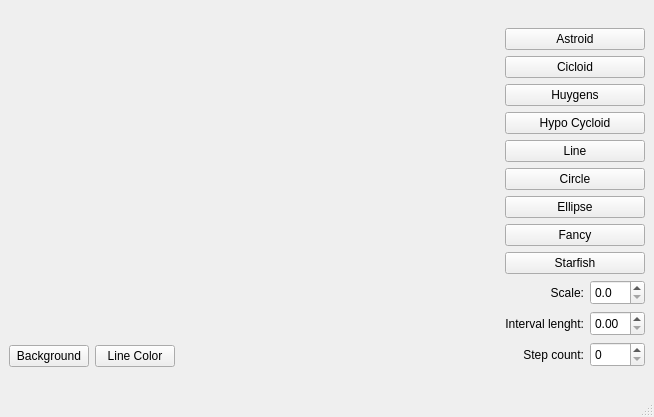
This is mainwindow.ui in jetfire13/QtCurves-learning- as Qt 5 draws it before an edit. The edited form follows.
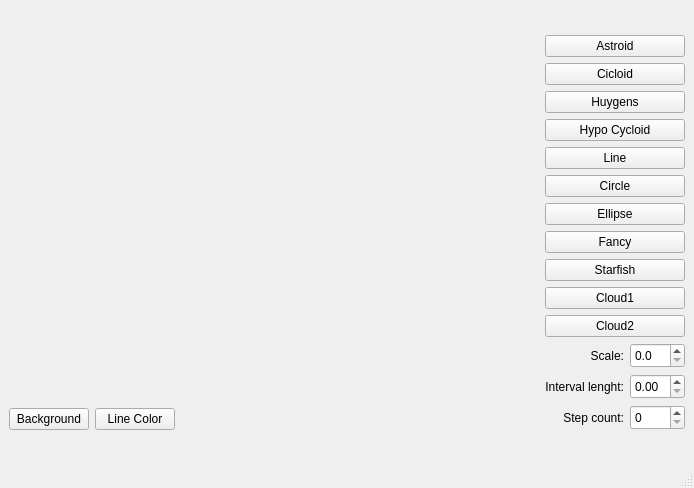
This is the edited form. Custom widgets are drawn as their Qt base class.

Commit message: Adding cloud shapes

Patch:
```diff
--- a/mainwindow.ui
+++ b/mainwindow.ui
@@ -6,8 +6,8 @@
    <rect>
     <x>0</x>
     <y>0</y>
-    <width>654</width>
-    <height>417</height>
+    <width>694</width>
+    <height>488</height>
    </rect>
   </property>
   <property name="windowTitle">
@@ -118,6 +118,20 @@
         </property>
        </widget>
       </item>
+      <item>
+       <widget class="QPushButton" name="btnCloud">
+        <property name="text">
+         <string>Cloud1</string>
+        </property>
+       </widget>
+      </item>
+      <item>
+       <widget class="QPushButton" name="btnCloud2">
+        <property name="text">
+         <string>Cloud2</string>
+        </property>
+       </widget>
+      </item>
       <item>
        <layout class="QVBoxLayout" name="verticalLayout">
         <item>
```
Left out of the diff: 2 changed lines with no effect on the pictures. The commit also changes 4 other files.
